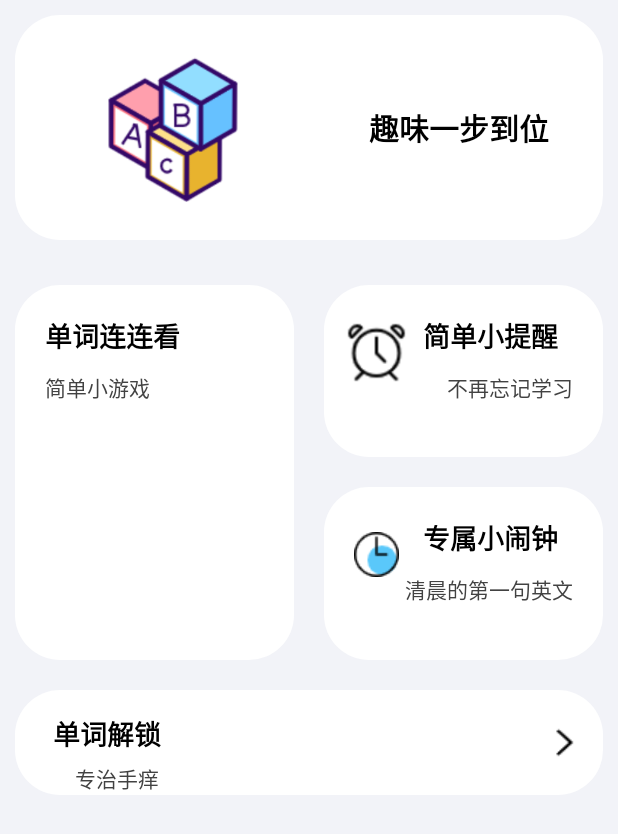
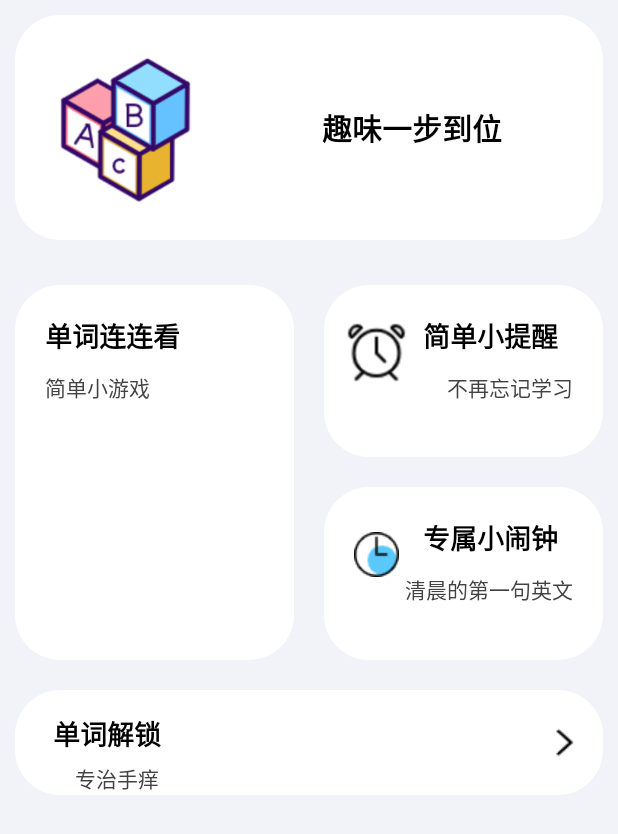
Before and after one commit to 031802525/MyVocabulary, an Android app: the fragment QuweiFragment shown on its own in the app's theme, on a phone screen of 412 x 824 dp. Shown: the top 834 px of the screen. Run offline under Robolectric (Android 15) with nearby library versions, the phone set to English and light mode, and no system bars.

Commit message:
修改内容的说明

```diff
--- a/app/src/main/res/layout/fragment_quwei.xml
+++ b/app/src/main/res/layout/fragment_quwei.xml
@@ -27,7 +27,7 @@
                 />
             <TextView
                 android:layout_width="0dp"
-                android:layout_weight="1"
+                android:layout_weight="2"
                 android:layout_height="match_parent"
                 android:text="趣味一步到位"
                 android:textSize="20sp"
```
